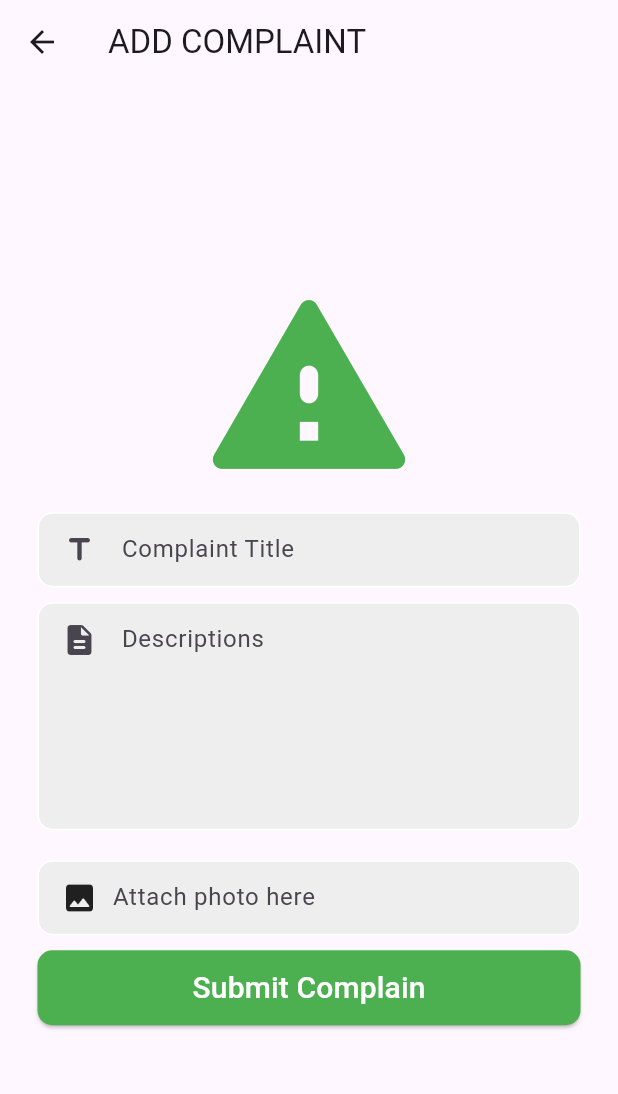
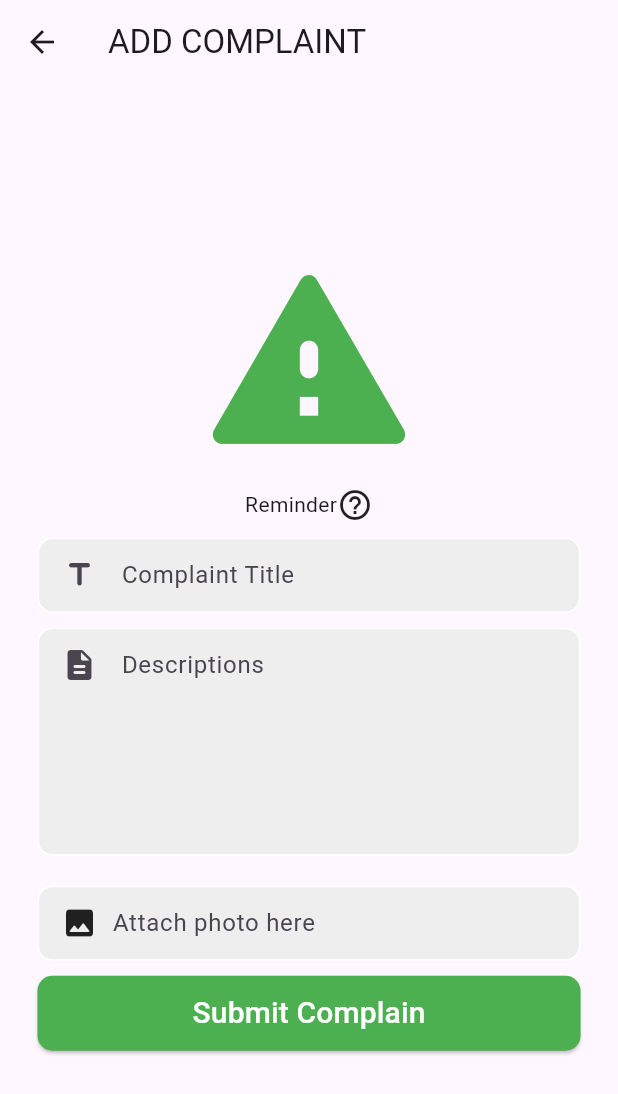
Before and after one commit to m-montefalcon/Communisync_Mobile, a Flutter app: the AddComplaintsPage screen opened directly, on a phone screen of 412 x 824 dp. Shown: the top 1094 px of the screen. Run offline on Flutter 3.47's test engine with Material 3 defaults, Android fonts, the phone set to English and light mode, and no system bars; drawn by our look-alikes of overlay_support; our stand-ins replace awesome_notifications, badges, firebase_core, firebase_messaging, flutter_dotenv, flutter_svg and 3 more; missing offline and left inert: flutter_pdfview, qr_code_scanner; accounts and stored records are empty.

Commit message:
fixed some validators on user input login and complaint form

```diff
--- a/lib/screens/homeowner/homeowner_add_complaint_page.dart
+++ b/lib/screens/homeowner/homeowner_add_complaint_page.dart
@@ -22,6 +22,7 @@ class _AddComplaintsPageState extends State<AddComplaintsPage> {
   DateTime? _selectedDate;
   final ImagePicker _imagePicker = ImagePicker();
   bool _isLoading = false;
+  bool _isHovered = false;
 
   Future<void> _getImage() async {
     final XFile? image = await _imagePicker.pickImage(source: ImageSource.gallery);
@@ -55,13 +56,45 @@ class _AddComplaintsPageState extends State<AddComplaintsPage> {
                         color: Colors.green,
                       ),
                       SizedBox(height: 10),
+
+                      Center(
+                        child: GestureDetector(
+                          onTap: () {
+                            setState(() {
+                              _isHovered = !_isHovered;
+                            });
+                          },
+                          child: Row(
+                            mainAxisAlignment: MainAxisAlignment.center,
+                            children: [
+                              Text("Reminder"),
+                              Icon(Icons.help_outline), // Replace 'Icons.help_outline' with the desired question mark icon
+                            ],
+                          ),
+                        ),
+                      ),
+
+                      if (_isHovered)
+                        Padding(
+                          padding: const EdgeInsets.only(left: 25, right: 25, top: 5),
+                          child: Text(
+                            "When submitting a complaint, please ensure to provide a detailed and comprehensive description of the issue. Include relevant facts, dates, and any supporting documentation that can help in understanding the nature of the complaint. A well-detailed submission will serve as the foundation for generating a formal complaint letter report to be submitted to the GHOA (Homeowners Association). This ensures that your concerns are accurately represented and increases the likelihood of a prompt and effective resolution.",
+                            style: TextStyle(
+                              fontStyle: FontStyle.italic,
+                            ),
+                          ),
+
+                        ),
+                      SizedBox(height: 10),
+
                       Padding(
                         padding: const EdgeInsets.symmetric(horizontal: 25.0),
                         child: Container(
                           decoration: BoxDecoration(
                             color: Colors.grey[200],
                             border: Border.all(color: Colors.white),
-                              borderRadius: BorderRadius.circular(10)),
+                            borderRadius: BorderRadius.circular(10),
+                          ),
                           child: Padding(
                             padding: const EdgeInsets.only(left: 15.0),
                             child: TextFormField(
@@ -71,20 +104,20 @@ class _AddComplaintsPageState extends State<AddComplaintsPage> {
                               decoration: const InputDecoration(
                                 hintText: 'Complaint Title',
                                 border: InputBorder.none,
-                                  icon: Icon(Icons.title_rounded)),
+                                icon: Icon(Icons.title_rounded),
+                              ),
                               validator: (value) {
-                                {
                                 if (value!.isEmpty) {
                                   return 'Enter title';
                                 } else {
                                   return null;
-                                  }
                                 }
                               },
                             ),
                           ),
                         ),
                       ),
+
                       const SizedBox(height: 10),
                       Padding(
                         padding: const EdgeInsets.symmetric(horizontal: 25.0),
@@ -92,7 +125,8 @@ class _AddComplaintsPageState extends State<AddComplaintsPage> {
                           decoration: BoxDecoration(
                             color: Colors.grey[200],
                             border: Border.all(color: Colors.white),
-                              borderRadius: BorderRadius.circular(10)),
+                            borderRadius: BorderRadius.circular(10),
+                          ),
                           child: Padding(
                             padding: const EdgeInsets.only(left: 15.0),
                             child: Container(
@@ -105,14 +139,15 @@ class _AddComplaintsPageState extends State<AddComplaintsPage> {
                                 decoration: const InputDecoration(
                                   hintText: 'Descriptions',
                                   border: InputBorder.none,
-                                    icon: Icon(Icons.description_rounded)),
+                                  icon: Icon(Icons.description_rounded),
+                                ),
                                 validator: (value) {
-                                  {
                                   if (value!.isEmpty) {
                                     return 'Enter descriptions';
+                                  } else if (value.length < 50) {
+                                    return 'Description must be at least 50 characters';
                                   } else {
                                     return null;
-                                    }
                                   }
                                 },
                               ),
@@ -171,14 +206,16 @@ class _AddComplaintsPageState extends State<AddComplaintsPage> {
                             ),
                           ),
                           child: _isLoading
-                              ? CircularProgressIndicator()  // Display the circular progress indicator when loading
+                              ? CircularProgressIndicator()
                               : const Text(
                             'Submit Complain',
                             style: TextStyle(fontSize: 20, color: Colors.white),
                           ),
                           onPressed: _isLoading
-                              ? null  // Disable the button when loading
+                              ? null
                               : () async {
+                            // Validate the form
+                            if (_complaintformKey.currentState!.validate()) {
                               // Set loading state to true when the button is pressed
                               setState(() {
                                 _isLoading = true;
@@ -196,7 +233,9 @@ class _AddComplaintsPageState extends State<AddComplaintsPage> {
                                 // Navigate to HomeownerBottomBar after successful submission
                                 Navigator.pushReplacement(
                                   context,
-                                MaterialPageRoute(builder: (context) => HomeownerBottomNavigationBar()),
+                                  MaterialPageRoute(
+                                    builder: (context) => HomeownerBottomNavigationBar(),
+                                  ),
                                 );
                               } catch (error) {
                                 // Handle errors here
@@ -206,9 +245,11 @@ class _AddComplaintsPageState extends State<AddComplaintsPage> {
                                   _isLoading = false;
                                 });
                               }
+                            }
                           },
                         ),
                       ),
+
 
                       SizedBox(height: 15),
                     ],
```
Also changed, not shown: lib/screens/login_page.dart (+22 -7 lines). Lines whose indentation alone changed are shown as unchanged.
